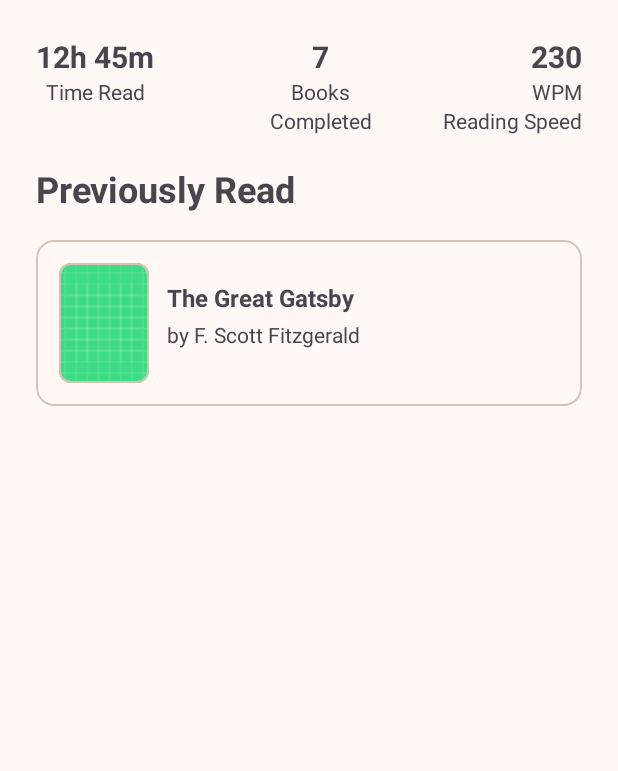
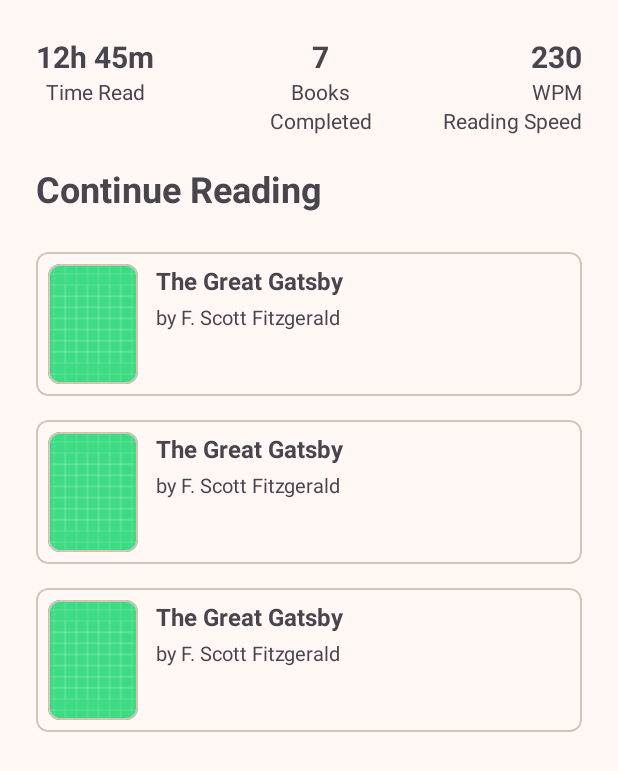
Before and after one commit to Tohirx/epub-reader, an Android app: the layout fragment_home.xml on its own in the app's theme, with its tools: preview values and no code run, on a phone screen of 412 x 824 dp. Shown: the top 771 px of the screen. Run offline under Robolectric (Android 15) with nearby library versions, the phone set to English and light mode, and no system bars.

Commit message:
Have to commit

```diff
--- a/app/src/main/java/com/tohir/booksandstuff/ui/books/EpubReaderFragment.kt
+++ b/app/src/main/java/com/tohir/booksandstuff/ui/books/EpubReaderFragment.kt
@@ -37,11 +37,7 @@ class EpubReaderFragment : Fragment() {
     private lateinit var navigator: EpubNavigatorFragment
     private lateinit var binding: FragmentReaderBinding
 
-    override fun onCreateView(
-        inflater: LayoutInflater,
-        container: ViewGroup?,
-        savedInstanceState: Bundle?
-    ): View {
+    override fun onCreateView(inflater: LayoutInflater, container: ViewGroup?, savedInstanceState: Bundle?): View {
         binding = FragmentReaderBinding.inflate(inflater, container, false)
         return binding.root
     }
@@ -54,11 +50,11 @@ class EpubReaderFragment : Fragment() {
         val bookID = arguments?.getInt("BOOK_ID")
         Log.d("tohir", "EpubReaderFragment, Gotten $bookUri")
 
-        val bookFile = bookPath?.let { File(it) } ?: bookUri?.let { File(it) }
+        val bookFile = bookPath?.let { File(it) } ?: bookUri
 
         if (bookFile != null && bookID != null) {
             lifecycleScope.launch {
-                val publication = viewModel.importPublication(bookFile.toUri(), requireContext(), bookID)
+                val publication = viewModel.importPublication(bookFile.toString().toUri(), requireContext(), bookID)
 
                 val navigatorFactory = EpubNavigatorFactory(publication = publication)
 
--- a/app/src/main/java/com/tohir/booksandstuff/ui/books/HomeFragment.kt
+++ b/app/src/main/java/com/tohir/booksandstuff/ui/books/HomeFragment.kt
@@ -14,7 +14,6 @@ import kotlinx.coroutines.launch
 class HomeFragment : Fragment() {
 
     private val viewModel: HomeViewModel by viewModels()
-
     private val adapter = RecentBookAdapter()
     private lateinit var binding: FragmentHomeBinding
 
@@ -33,11 +32,9 @@ class HomeFragment : Fragment() {
         binding.recyclerViewPreviouslyRead.adapter = adapter
         fetchAllBooks()
 
-
     }
 
     fun fetchAllBooks() {
-
         lifecycleScope.launch {
             viewModel.getRecentBooks().collectLatest { books ->
                 adapter.setBooks(books)
--- a/app/src/main/java/com/tohir/booksandstuff/ui/books/ReaderViewModel.kt
+++ b/app/src/main/java/com/tohir/booksandstuff/ui/books/ReaderViewModel.kt
@@ -104,6 +104,7 @@ class ReaderViewModel : ViewModel() {
     }
 
     fun persistEpubFile(context: Context, sourceUri: Uri): File {
+
         val fileName = "book_${System.currentTimeMillis()}.epub"
         val destFile = File(context.filesDir, fileName)
         context.contentResolver.openInputStream(sourceUri)?.use { input ->
--- a/app/src/main/java/com/tohir/booksandstuff/ui/books/RecentBookAdapter.kt
+++ b/app/src/main/java/com/tohir/booksandstuff/ui/books/RecentBookAdapter.kt
@@ -12,7 +12,7 @@ import java.io.File
 
 class RecentBookAdapter : RecyclerView.Adapter<RecentBookAdapter.ViewHolder>() {
 
-    private var books: List<Book> = emptyList()
+    private var books: List<Book> = listOf()
 
     override fun onCreateViewHolder(
         parent: ViewGroup,
@@ -42,6 +42,7 @@ class RecentBookAdapter : RecyclerView.Adapter<RecentBookAdapter.ViewHolder>() {
     }
 
     inner class ViewHolder(private val binding: ItemRecentlyReadBooksBinding) : RecyclerView.ViewHolder(binding.root) {
+
         fun bind(book : Book) {
             val file = File(book.cover!!)
             val uri = Uri.fromFile(file)
@@ -50,6 +51,12 @@ class RecentBookAdapter : RecyclerView.Adapter<RecentBookAdapter.ViewHolder>() {
                 .load(uri)
                 .error(R.drawable.ic_launcher_background)
                 .into(binding.imageViewRecentlyReadBookCover)
+
+            binding.textViewAuthorName.text = book.author
+            binding.textViewBookTitle.text = book.title
+
+
         }
+
     }
 }
--- a/app/src/main/res/layout/fragment_home.xml
+++ b/app/src/main/res/layout/fragment_home.xml
@@ -16,7 +16,7 @@
         android:textStyle="bold"
         app:layout_constraintStart_toStartOf="parent"
         app:layout_constraintTop_toTopOf="parent"
-        tools:text="12h 45m" />
+        android:text="12h 45m" />
 
     <TextView
         android:id="@+id/text_view_time_read_text"
@@ -38,7 +38,7 @@
         app:layout_constraintEnd_toEndOf="@id/text_view_reading_speed"
         app:layout_constraintStart_toStartOf="parent"
         app:layout_constraintTop_toTopOf="@id/text_view_time_read"
-        tools:text="7" />
+        android:text="7" />
 
     <TextView
         android:id="@+id/books_text"
@@ -66,34 +66,33 @@
         android:textStyle="bold"
         app:layout_constraintEnd_toEndOf="parent"
         app:layout_constraintTop_toTopOf="parent"
-        tools:text="230" />
+        android:text="230" />
 
     <TextView
         android:id="@+id/text_view_wpm"
         android:layout_width="wrap_content"
         android:layout_height="wrap_content"
         android:text="WPM"
-        app:layout_constraintEnd_toEndOf="@id/text_view_reading_speed"
+        app:layout_constraintEnd_toEndOf="parent"
         app:layout_constraintStart_toStartOf="@id/text_view_reading_speed"
         app:layout_constraintTop_toBottomOf="@id/text_view_reading_speed" />
 
     <TextView
         android:id="@+id/text_view_reading_speed_text"
-        android:layout_width="match_parent"
+        android:layout_width="wrap_content"
         android:layout_height="wrap_content"
         android:gravity="end"
         android:text="Reading Speed"
-        app:layout_constraintEnd_toEndOf="@id/text_view_wpm"
-        app:layout_constraintStart_toStartOf="@id/text_view_wpm"
+        app:layout_constraintEnd_toEndOf="parent"
         app:layout_constraintTop_toBottomOf="@id/text_view_wpm" />
 
 
     <TextView
-        android:id="@+id/text_view_previously_read"
+        android:id="@+id/text_view_continue_reading"
         android:layout_width="wrap_content"
         android:layout_height="wrap_content"
         android:layout_marginTop="58dp"
-        android:text="Previously Read"
+        android:text="Continue Reading"
         android:textSize="24sp"
         android:textStyle="bold"
         app:layout_constraintStart_toStartOf="parent"
@@ -101,11 +100,12 @@
 
     <androidx.recyclerview.widget.RecyclerView
         android:id="@+id/recycler_view_previously_read"
+        app:layoutManager="androidx.recyclerview.widget.LinearLayoutManager"
         android:layout_width="match_parent"
         android:layout_height="0dp"
         android:layout_marginTop="18dp"
         app:layout_constraintBottom_toBottomOf="parent"
-        app:layout_constraintTop_toBottomOf="@id/text_view_previously_read"
+        app:layout_constraintTop_toBottomOf="@id/text_view_continue_reading"
         tools:listitem="@layout/item_recently_read_books" />
 
 
--- a/app/src/main/res/layout/item_recently_read_books.xml
+++ b/app/src/main/res/layout/item_recently_read_books.xml
@@ -1,20 +1,22 @@
-<?xml version="1.0" encoding="utf-8"?>
 <LinearLayout xmlns:android="http://schemas.android.com/apk/res/android"
     xmlns:app="http://schemas.android.com/apk/res-auto"
     xmlns:tools="http://schemas.android.com/tools"
     android:layout_width="match_parent"
-    android:layout_height="match_parent"
-    android:orientation="vertical">
+    android:layout_height="wrap_content"
+    android:orientation="vertical"
+    android:paddingVertical="4dp">
 
     <com.google.android.material.card.MaterialCardView
         android:layout_width="match_parent"
-        android:layout_height="wrap_content">
+        android:layout_height="wrap_content"
+        android:layout_marginVertical="4dp"
+        app:cardCornerRadius="8dp"
+        app:cardElevation="0dp">
 
         <androidx.constraintlayout.widget.ConstraintLayout
             android:layout_width="match_parent"
-            android:layout_height="match_parent"
-            android:padding="15dp">
-
+            android:layout_height="wrap_content"
+            android:padding="8dp">
 
             <com.google.android.material.card.MaterialCardView
                 android:id="@+id/card_view_recently_read_book_cover"
@@ -22,51 +24,40 @@
                 android:layout_height="80dp"
                 app:cardCornerRadius="8dp"
                 app:cardElevation="0dp"
-                app:cardPreventCornerOverlap="false"
-                app:cardUseCompatPadding="false"
                 app:layout_constraintBottom_toBottomOf="parent"
                 app:layout_constraintStart_toStartOf="parent"
                 app:layout_constraintTop_toTopOf="parent">
 
                 <ImageView
                     android:id="@+id/image_view_recently_read_book_cover"
-                    android:layout_width="60dp"
-                    android:layout_height="80dp"
+                    android:layout_width="match_parent"
+                    android:layout_height="match_parent"
                     android:scaleType="centerCrop"
-                    app:layout_constraintStart_toStartOf="parent"
-                    app:layout_constraintTop_toTopOf="parent"
                     tools:src="@drawable/ic_launcher_background" />
-
-
             </com.google.android.material.card.MaterialCardView>
 
-
             <TextView
-                android:id="@+id/text_view_author_name"
-                android:layout_width="wrap_content"
+                android:id="@+id/text_view_book_title"
+                android:layout_width="0dp"
                 android:layout_height="wrap_content"
                 android:layout_marginStart="12dp"
-                android:layout_marginTop="12dp"
                 android:textSize="16sp"
                 android:textStyle="bold"
+                app:layout_constraintEnd_toEndOf="parent"
                 app:layout_constraintStart_toEndOf="@id/card_view_recently_read_book_cover"
                 app:layout_constraintTop_toTopOf="parent"
                 tools:text="The Great Gatsby" />
 
             <TextView
-                android:layout_width="wrap_content"
+                android:id="@+id/text_view_author_name"
+                android:layout_width="0dp"
                 android:layout_height="wrap_content"
                 android:layout_marginTop="4dp"
-                android:textSize="14sp"
-                app:layout_constraintStart_toStartOf="@id/text_view_author_name"
-                app:layout_constraintTop_toBottomOf="@id/text_view_author_name"
+                android:textSize="13sp"
+                app:layout_constraintEnd_toEndOf="parent"
+                app:layout_constraintStart_toStartOf="@id/text_view_book_title"
+                app:layout_constraintTop_toBottomOf="@id/text_view_book_title"
                 tools:text="by F. Scott Fitzgerald" />
-
-
         </androidx.constraintlayout.widget.ConstraintLayout>
-
-
     </com.google.android.material.card.MaterialCardView>
-
-
 </LinearLayout>
```
